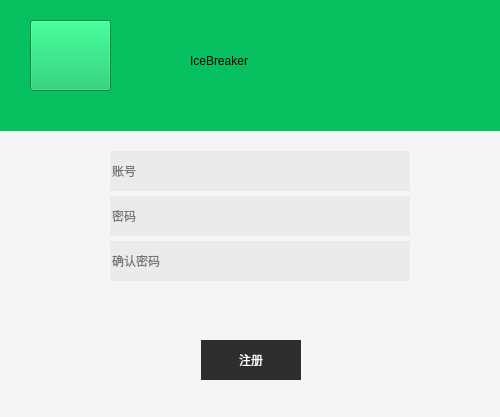
Old version of the form qClient/regster_windows.ui in the repository AGuan177/QTice.
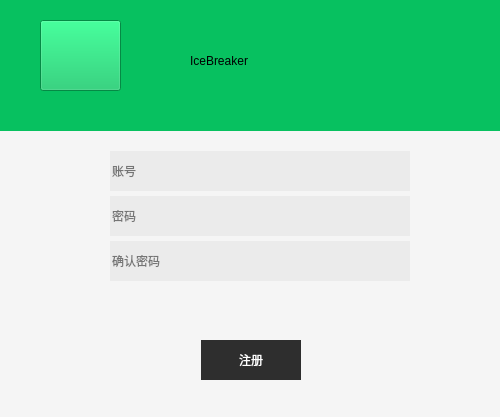
New version of the form.

```diff
--- a/qClient/regster_windows.ui
+++ b/qClient/regster_windows.ui
@@ -114,7 +114,7 @@
    <widget class="QPushButton" name="logo">
     <property name="geometry">
      <rect>
-      <x>30</x>
+      <x>40</x>
       <y>20</y>
       <width>81</width>
       <height>71</height>
```
Left out of the diff: 2 changed lines with no effect on the pictures.
